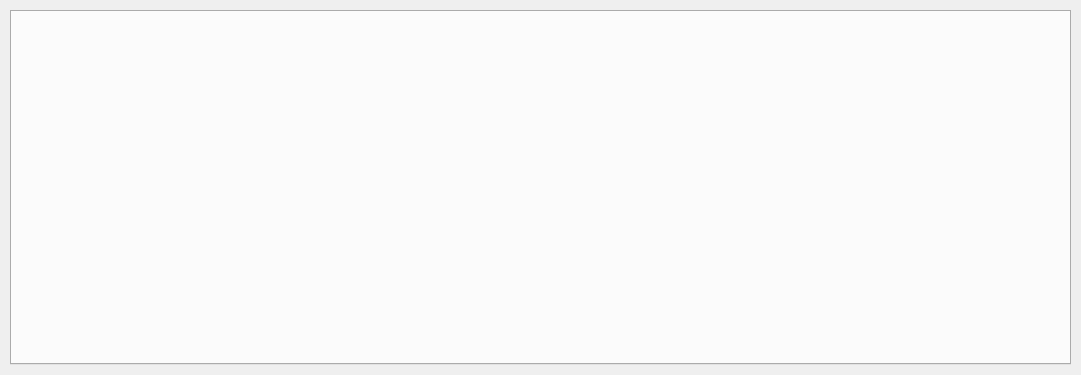
ncssar/radiolog, file newEntryWindow.ui: the form before one commit.
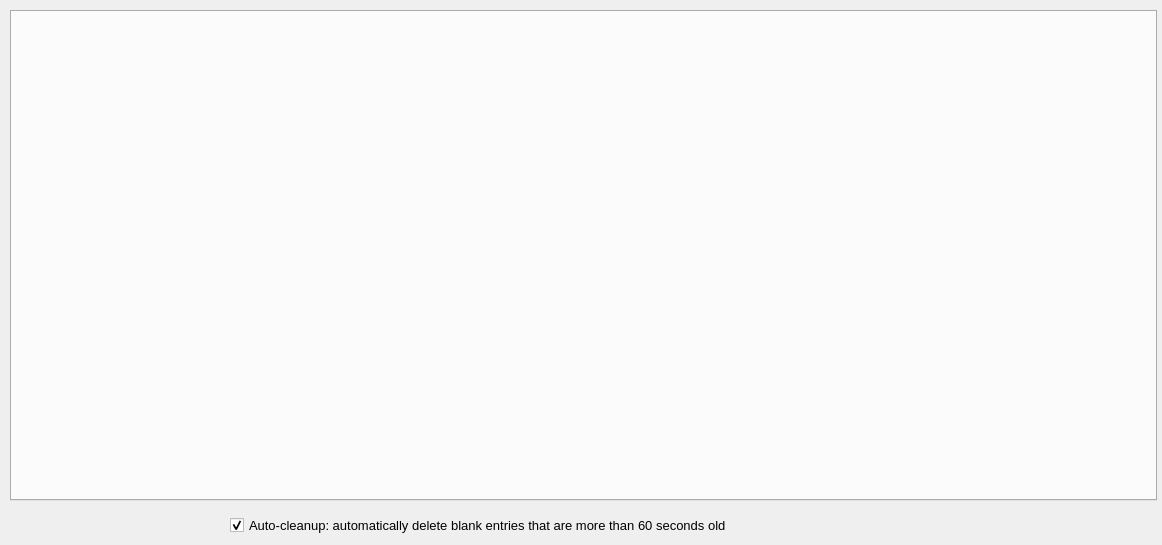
The form after the commit.

Diff of the .ui file:
```diff
--- a/newEntryWindow.ui
+++ b/newEntryWindow.ui
@@ -6,8 +6,8 @@
    <rect>
     <x>0</x>
     <y>0</y>
-    <width>1081</width>
-    <height>375</height>
+    <width>1162</width>
+    <height>545</height>
    </rect>
   </property>
   <property name="windowTitle">
@@ -18,14 +18,36 @@
     <rect>
      <x>10</x>
      <y>10</y>
-     <width>1061</width>
-     <height>355</height>
+     <width>1147</width>
+     <height>491</height>
     </rect>
    </property>
    <property name="tabBarAutoHide">
     <bool>true</bool>
    </property>
   </widget>
+  <widget class="QCheckBox" name="autoCleanupCheckBox">
+   <property name="geometry">
+    <rect>
+     <x>230</x>
+     <y>510</y>
+     <width>721</width>
+     <height>31</height>
+    </rect>
+   </property>
+   <property name="font">
+    <font>
+     <family>Segoe UI</family>
+     <pointsize>10</pointsize>
+    </font>
+   </property>
+   <property name="text">
+    <string>Auto-cleanup: automatically delete blank entries that are more than 60 seconds old</string>
+   </property>
+   <property name="checked">
+    <bool>true</bool>
+   </property>
+  </widget>
  </widget>
  <resources/>
  <connections/>
```
Left out of the diff: 7 changed lines with no effect on the pictures.
